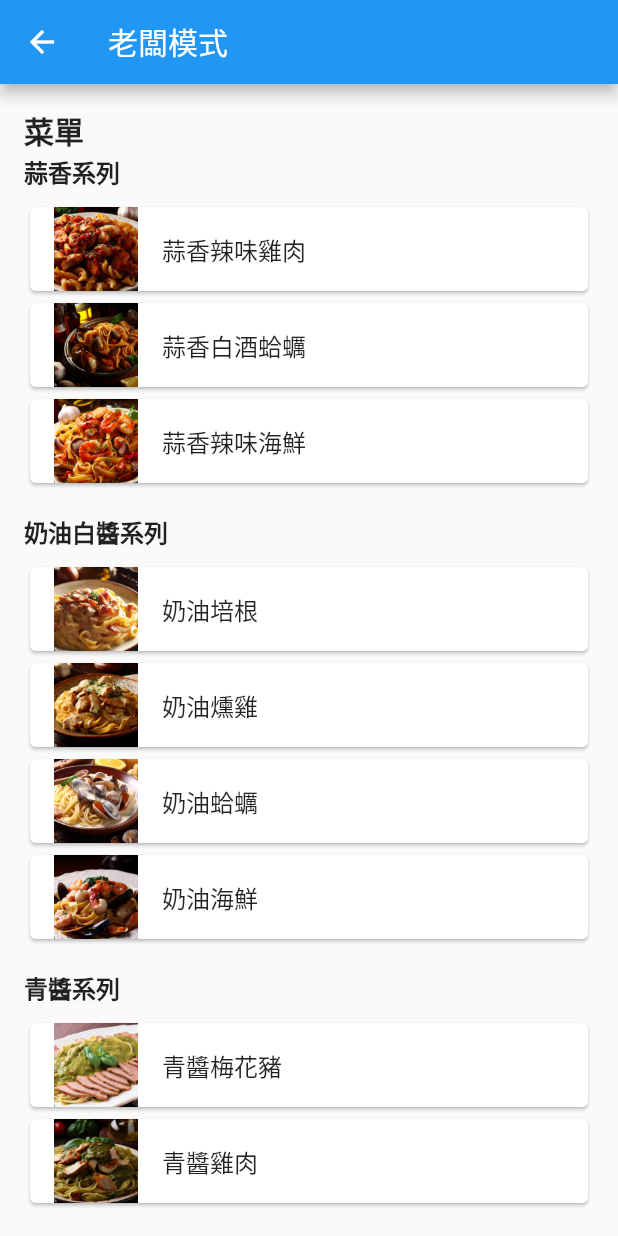
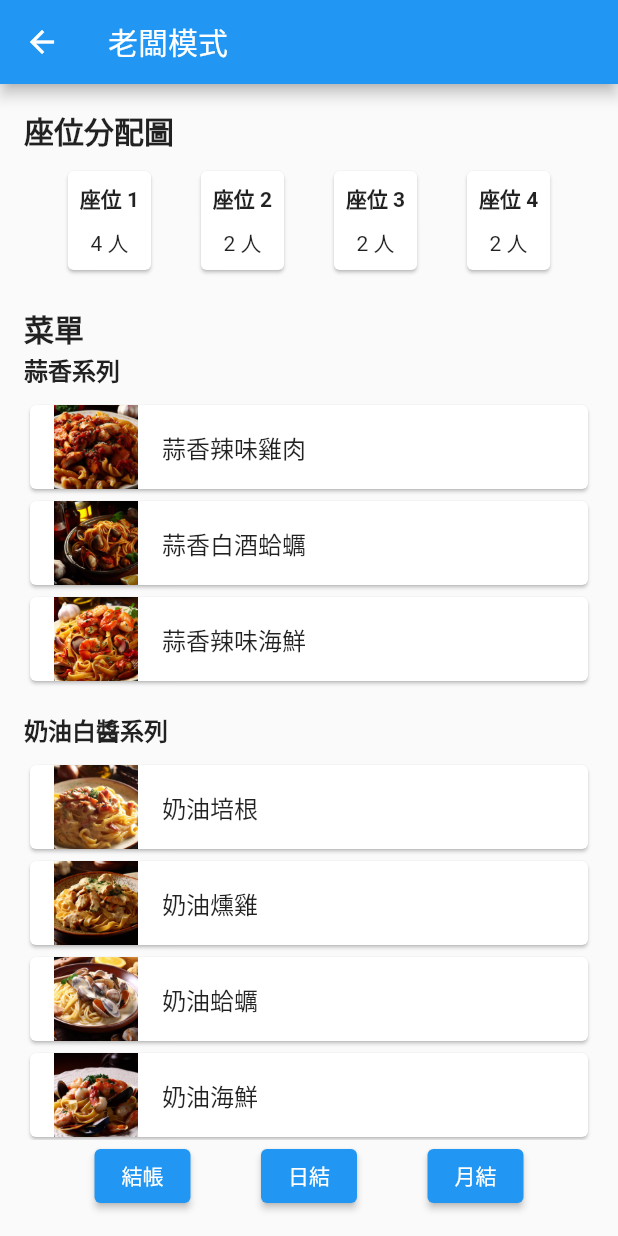
Before and after one commit to nelsonchung/yimianfangorder, a Flutter app: the BossModeScreen screen opened directly, on a phone screen of 412 x 824 dp. Run offline on Flutter 3.47's test engine with Material 2 defaults, Android fonts, the phone set to English and light mode, and no system bars.

Commit message:
新增以下功能 1. 座位表 2. 結帳，日結，月結功能

```diff
--- a/lib/boss_mode.dart
+++ b/lib/boss_mode.dart
@@ -72,6 +72,22 @@ class _BossModeScreenState extends State<BossModeScreen> {
         child: Column(
           crossAxisAlignment: CrossAxisAlignment.start,
           children: [
+            // 座位分配圖
+            const Text(
+              '座位分配圖',
+              style: TextStyle(fontSize: 20, fontWeight: FontWeight.bold),
+            ),
+            const SizedBox(height: 8),
+            const Row(
+              mainAxisAlignment: MainAxisAlignment.spaceEvenly,
+              children: [
+                SeatCard(seatNumber: '1', capacity: 4),
+                SeatCard(seatNumber: '2', capacity: 2),
+                SeatCard(seatNumber: '3', capacity: 2),
+                SeatCard(seatNumber: '4', capacity: 2),
+              ],
+            ),
+            const SizedBox(height: 20),
             // 菜單
             const Text(
               '菜單',
@@ -106,7 +122,33 @@ class _BossModeScreenState extends State<BossModeScreen> {
                 },
               ),
             ),
-            // ...
+            // 結帳按鈕、日結按鈕和月結按鈕
+            Row(
+              mainAxisAlignment: MainAxisAlignment.spaceEvenly,
+              children: [
+                ElevatedButton(
+                  onPressed: () {
+                    // 結帳按鈕的邏輯
+                    // ...
+                  },
+                  child: const Text('結帳'),
+                ),
+                ElevatedButton(
+                  onPressed: () {
+                    // 日結按鈕的邏輯
+                    // ...
+                  },
+                  child: const Text('日結'),
+                ),
+                ElevatedButton(
+                  onPressed: () {
+                    // 月結按鈕的邏輯
+                    // ...
+                  },
+                  child: const Text('月結'),
+                ),
+              ],
+            ),
           ],
         ),
       ),
@@ -133,3 +175,30 @@ class MenuItem {
     required this.imagePath,
   });
 }
+
+class SeatCard extends StatelessWidget {
+  final String seatNumber;
+  final int capacity;
+
+  const SeatCard({super.key, required this.seatNumber, required this.capacity});
+
+  @override
+  Widget build(BuildContext context) {
+    return Card(
+      child: Padding(
+        padding: const EdgeInsets.all(8.0),
+        child: Column(
+          mainAxisAlignment: MainAxisAlignment.center,
+          children: [
+            Text(
+              '座位 $seatNumber',
+              style: const TextStyle(fontWeight: FontWeight.bold),
+            ),
+            const SizedBox(height: 8),
+            Text('$capacity 人'),
+          ],
+        ),
+      ),
+    );
+  }
+}
```
